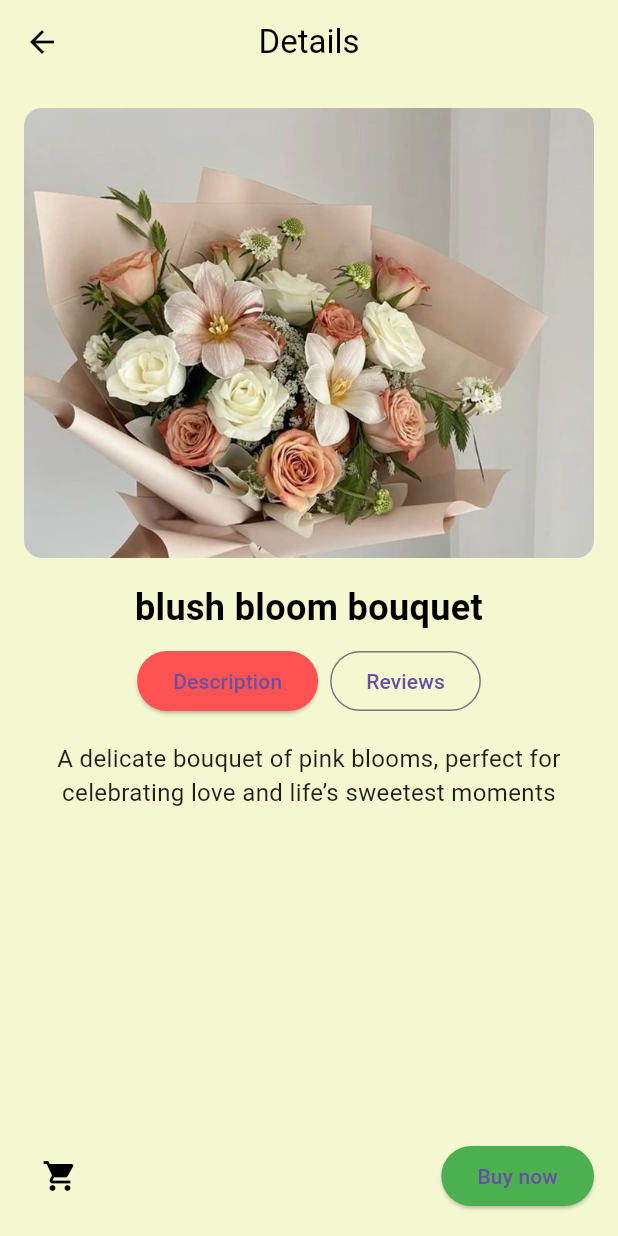
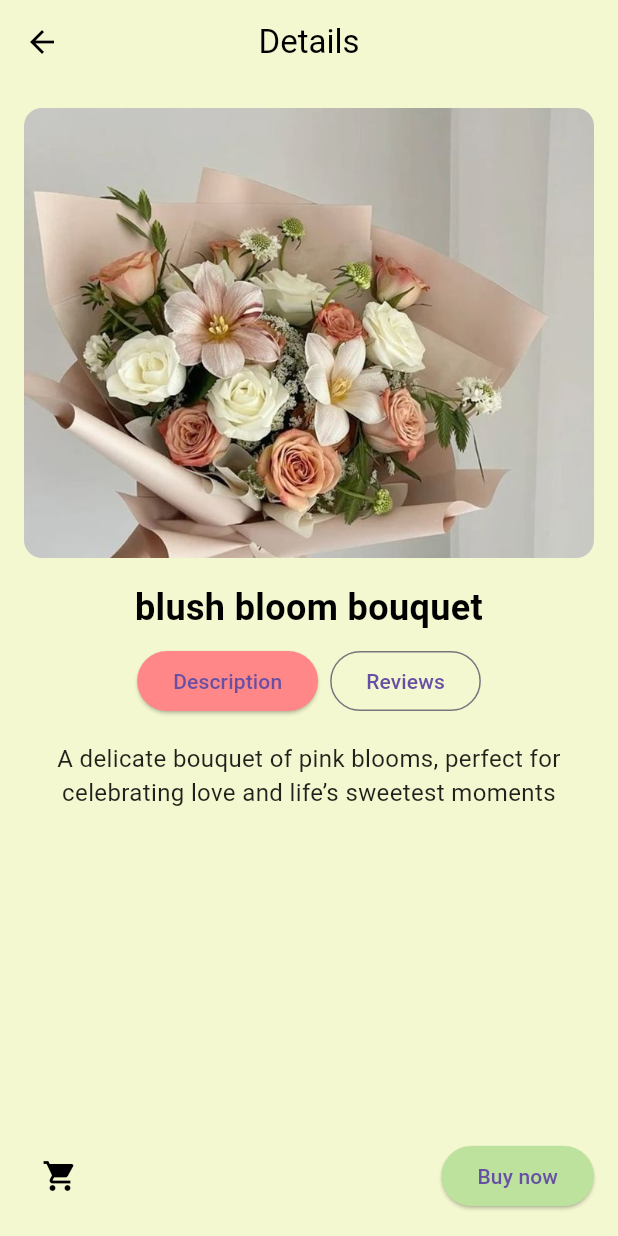
Before and after one commit to liwangivone/Material-Design-Components, a Flutter app: the DetailPage screen opened by its route, on a phone screen of 412 x 824 dp. Run offline on Flutter 3.47's test engine with Material 3 defaults, Android fonts, the phone set to English and light mode, and no system bars; our stand-ins replace google_fonts, lottie, smooth_page_indicator.

Commit message:
revisi(1)

```diff
--- a/codelab/lib/views/pages/detail_page.dart
+++ b/codelab/lib/views/pages/detail_page.dart
@@ -61,7 +61,7 @@ class DetailPage extends StatelessWidget {
                 ElevatedButton(
                   onPressed: () {},
                   style: ElevatedButton.styleFrom(
-                    backgroundColor: Colors.redAccent,
+                    backgroundColor: Color(0xFFFF8787),
                     shape: const StadiumBorder(),
                   ),
                   child: const Text("Description"),
@@ -97,7 +97,7 @@ class DetailPage extends StatelessWidget {
                 ElevatedButton(
                   onPressed: () {},
                   style: ElevatedButton.styleFrom(
-                    backgroundColor: Colors.green,
+                    backgroundColor: Color(0xFFBCE29E),
                     shape: const StadiumBorder(),
                   ),
                   child: const Text("Buy now"),
--- a/codelab/lib/views/pages/homepage.dart
+++ b/codelab/lib/views/pages/homepage.dart
@@ -95,7 +95,7 @@ class HomePage extends StatelessWidget {
             ),
             const SizedBox(height: 24),
             Text(
-              "Categories",
+              "Artificial bouquets",
               style: const TextStyle(
                 fontSize: 20,
                 fontWeight: FontWeight.bold,
--- a/codelab/lib/views/pages/pages.dart
+++ b/codelab/lib/views/pages/pages.dart
@@ -1,11 +1,7 @@
 library pages;
-import 'dart:async';
-import 'dart:developer';
-import 'dart:io';
 
 import 'package:flutter/material.dart';
 import 'package:google_fonts/google_fonts.dart';
-import 'package:shared_preferences/shared_preferences.dart';
 import 'package:smooth_page_indicator/smooth_page_indicator.dart';
 import 'package:lottie/lottie.dart';
 
```
